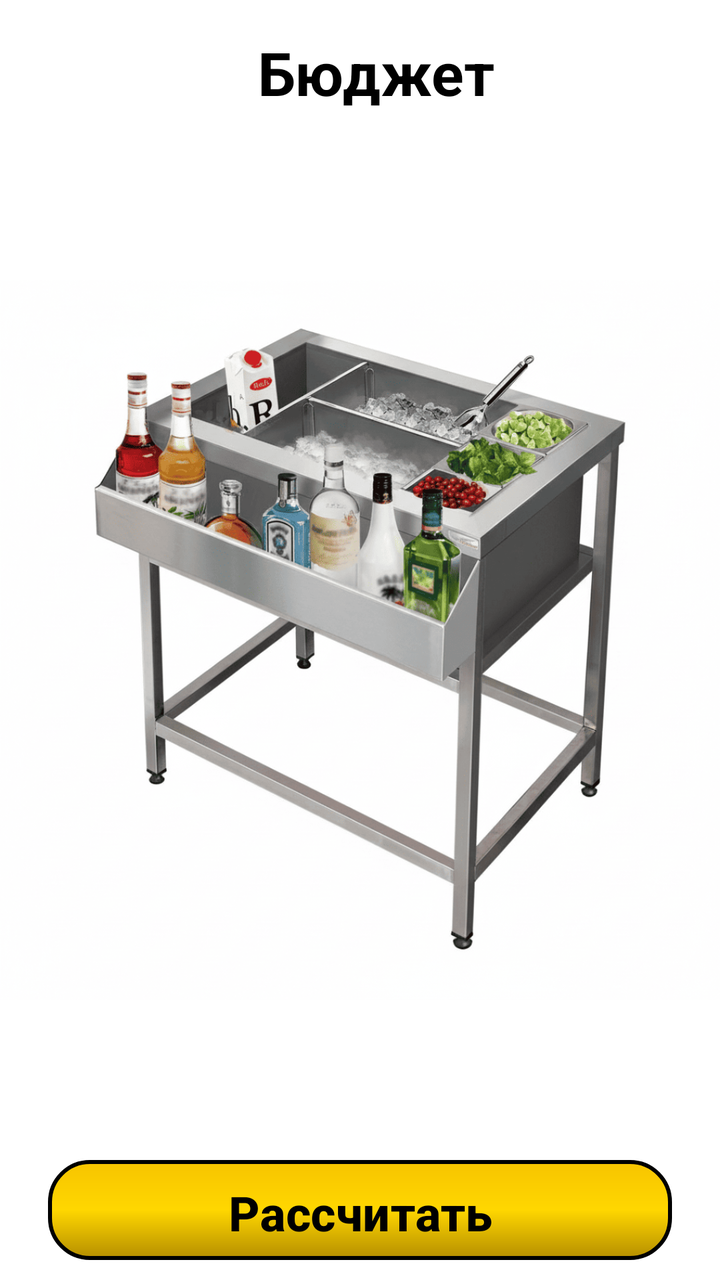
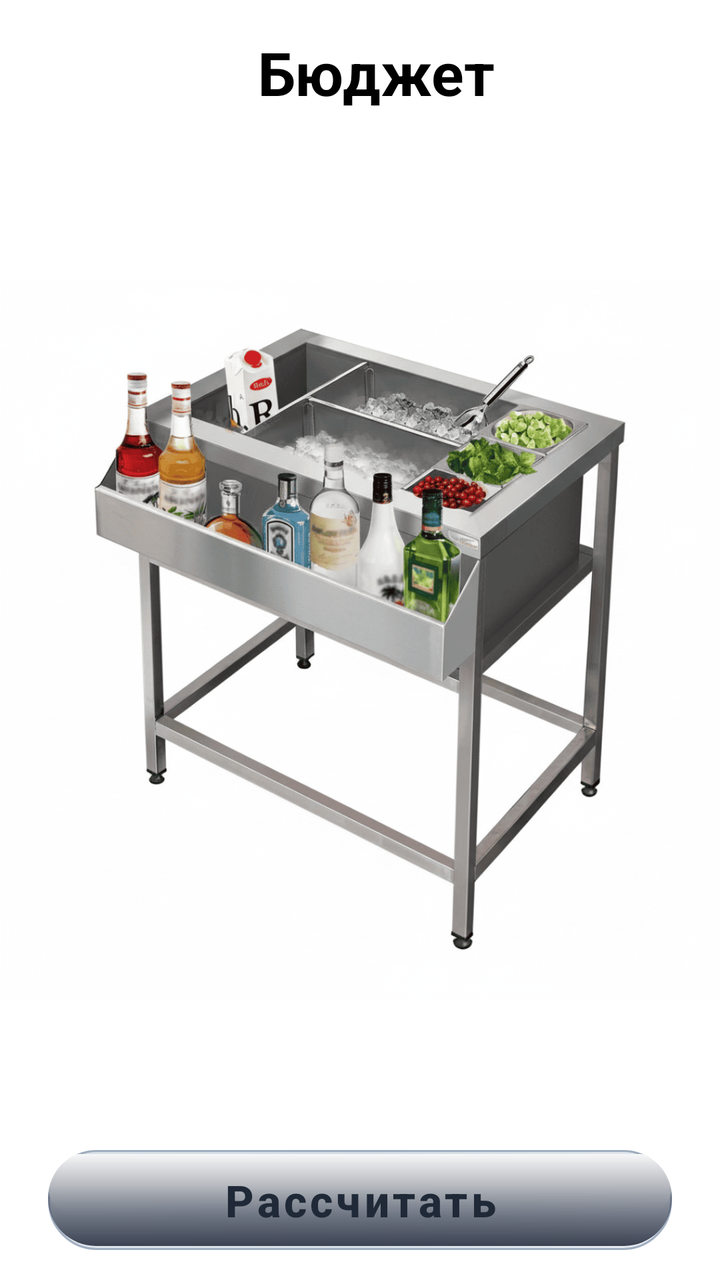

Compare the two renders of this Android layout. The source of the first and the diff that turns it into the second are given below.
<!-- AndroidManifest.xml: application theme Theme.YourBar -->
<!-- res/layout/fragment_budget.xml -->
<?xml version="1.0" encoding="utf-8"?>
<androidx.constraintlayout.widget.ConstraintLayout xmlns:android="http://schemas.android.com/apk/res/android"
    xmlns:app="http://schemas.android.com/apk/res-auto"
    android:layout_width="match_parent"
    android:layout_height="match_parent"
    android:id="@+id/budget">

    <ImageView
        android:id="@+id/imageView"
        android:layout_width="0dp"
        android:layout_height="0dp"
        android:background="@color/white"
        android:contentDescription="Бюджет"
        android:scaleType="fitCenter"
        android:src="@drawable/img_budget"
        app:layout_constraintBottom_toBottomOf="parent"
        app:layout_constraintEnd_toEndOf="parent"
        app:layout_constraintStart_toStartOf="parent"
        app:layout_constraintTop_toTopOf="parent" />

    <TextView
        android:id="@+id/textViewBudget"
        android:layout_width="wrap_content"
        android:layout_height="wrap_content"
        android:layout_marginStart="16dp"
        android:layout_marginTop="16dp"
        android:elevation="4dp"
        android:text="@string/budget"
        android:textColor="@color/black"
        android:textSize="30sp"
        android:textStyle="bold"
        app:layout_constraintStart_toStartOf="parent"
        app:layout_constraintEnd_toEndOf="parent"
        app:layout_constraintTop_toTopOf="parent"
        app:layout_constraintHorizontal_bias="0.5" />


    <com.google.android.material.button.MaterialButton
        android:id="@+id/calculate_btn_budget"
        android:layout_width="0dp"
        android:layout_height="50dp"
        android:layout_marginStart="24dp"
        android:layout_marginEnd="24dp"
        android:layout_marginBottom="10dp"
        android:background="@drawable/btn_gray_with_border"
        android:text="@string/calculate"
        android:textColor="@color/black"
        android:textSize="24sp"
        android:textStyle="bold"
        app:backgroundTint="@null"
        app:layout_constraintBottom_toBottomOf="parent"
        app:layout_constraintEnd_toEndOf="parent"
        app:layout_constraintStart_toStartOf="parent" />


</androidx.constraintlayout.widget.ConstraintLayout>
<!-- resources referenced by this layout -->
<resources>
  <color name="black">#FF000000</color>
  <color name="white">#FFFFFFFF</color>
  <!-- drawable btn_gray_with_border (drawable) -->
  <?xml version="1.0" encoding="utf-8"?>
  <shape xmlns:android="http://schemas.android.com/apk/res/android">
      <gradient
          android:angle="270"
          android:startColor="#FFF7C400"
      android:centerColor="#FFD700"
      android:endColor="#FFB58F00"
      android:type="linear"/>
      <stroke
          android:width="2dp"
      android:color="#000000" />
      <corners android:radius="20dp" />
  </shape>
  <!-- drawable img_budget: png bitmap (drawable, 328743 bytes) -->
  <string name="budget">Бюджет</string>
  <string name="calculate">Рассчитать</string>
  <style name="Theme.YourBar" parent="Base.Theme.YourBar" />
  <style name="Base.Theme.YourBar" parent="Theme.Material3.DayNight.NoActionBar">
          
          
      </style>
</resources>

<!-- the commit's change to res/layout/fragment_budget.xml (unified diff, before → after) -->
@@ -1,9 +1,9 @@
 <?xml version="1.0" encoding="utf-8"?>
 <androidx.constraintlayout.widget.ConstraintLayout xmlns:android="http://schemas.android.com/apk/res/android"
     xmlns:app="http://schemas.android.com/apk/res-auto"
+    android:id="@+id/budget"
     android:layout_width="match_parent"
-    android:layout_height="match_parent"
-    android:id="@+id/budget">
+    android:layout_height="match_parent">
 
     <ImageView
         android:id="@+id/imageView"
@@ -29,10 +29,10 @@
         android:textColor="@color/black"
         android:textSize="30sp"
         android:textStyle="bold"
+        app:layout_constraintEnd_toEndOf="parent"
+        app:layout_constraintHorizontal_bias="0.5"
         app:layout_constraintStart_toStartOf="parent"
-        app:layout_constraintEnd_toEndOf="parent"
-        app:layout_constraintTop_toTopOf="parent"
-        app:layout_constraintHorizontal_bias="0.5" />
+        app:layout_constraintTop_toTopOf="parent" />
 
 
     <com.google.android.material.button.MaterialButton
@@ -41,16 +41,18 @@
         android:layout_height="50dp"
         android:layout_marginStart="24dp"
         android:layout_marginEnd="24dp"
-        android:layout_marginBottom="10dp"
-        android:background="@drawable/btn_gray_with_border"
+        android:layout_marginBottom="15dp"
+        android:background="@drawable/btn_steel_shiny"
+        android:letterSpacing="0.08"
         android:text="@string/calculate"
-        android:textColor="@color/black"
-        android:textSize="24sp"
+        android:textColor="#1F2937"
+        android:textSize="22sp"
         android:textStyle="bold"
         app:backgroundTint="@null"
         app:layout_constraintBottom_toBottomOf="parent"
         app:layout_constraintEnd_toEndOf="parent"
-        app:layout_constraintStart_toStartOf="parent" />
+        app:layout_constraintStart_toStartOf="parent"
+        app:rippleColor="#40000000" />
 
 
 </androidx.constraintlayout.widget.ConstraintLayout>
<!-- resource entries referenced after the edit -->
@@ -2,27 +2,63 @@
 <resources>
   <color name="black">#FF000000</color>
   <color name="white">#FFFFFFFF</color>
-  <!-- drawable btn_gray_with_border (drawable) -->
-  <?xml version="1.0" encoding="utf-8"?>
-  <shape xmlns:android="http://schemas.android.com/apk/res/android">
-      <gradient
-          android:angle="270"
-          android:startColor="#FFF7C400"
-      android:centerColor="#FFD700"
-      android:endColor="#FFB58F00"
-      android:type="linear"/>
-      <stroke
-          android:width="2dp"
-      android:color="#000000" />
-      <corners android:radius="20dp" />
-  </shape>
+  <!-- drawable btn_steel_shiny (drawable) -->
+  <layer-list xmlns:android="http://schemas.android.com/apk/res/android">
+  
+      
+      <item>
+          <shape android:shape="rectangle">
+              <corners android:radius="24dp" />
+              
+              <gradient
+                  android:angle="135"
+                  android:startColor="#E8EDF3"
+              android:centerColor="#D9E1E8"
+              android:endColor="#E0E7ED"
+              android:type="linear" />
+              <stroke android:width="1dp" android:color="#A0AEC0" />
+          </shape>
+      </item>
+  
+      
+      <item android:top="2dp" android:bottom="16dp">
+          <shape android:shape="rectangle">
+              <corners android:radius="24dp" />
+              <gradient
+                  android:angle="-45"
+                  android:startColor="#FFFFFF"
+                  android:centerColor="#FFFFFF"
+                  android:endColor="#00000000"
+                  android:type="linear"
+                  android:gradientRadius="100dp" />
+          </shape>
+      </item>
+  
+      
+      <item android:bottom="2dp">
+          <shape android:shape="rectangle">
+              <corners android:radius="24dp" />
+              <gradient
+                  android:angle="270"
+                  android:startColor="#00000000"
+                  android:endColor="#3B4252"
+              android:type="linear" />
+          </shape>
+      </item>
+  </layer-list>
   <!-- drawable img_budget: png bitmap (drawable, 328743 bytes) -->
   <string name="budget">Бюджет</string>
   <string name="calculate">Рассчитать</string>
   <style name="Theme.YourBar" parent="Base.Theme.YourBar" />
   <style name="Base.Theme.YourBar" parent="Theme.Material3.DayNight.NoActionBar">
           
+          <item name="android:navigationBarColor">@color/white</item>
+  
           
+          <item name="android:windowLightNavigationBar" tools:targetApi="o_mr1">true</item>
+  
+          
+          <item name="elevationOverlayEnabled">false</item>
       </style>
 </resources>
 
